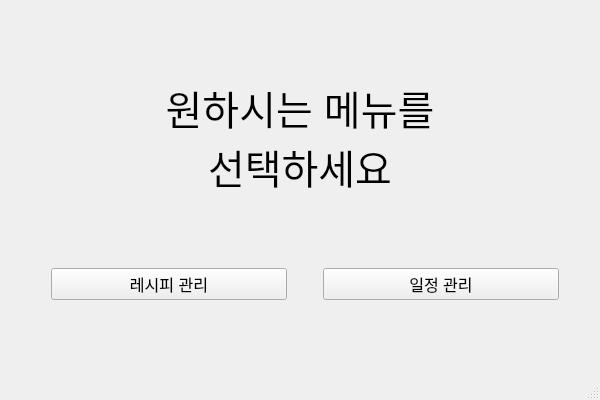
Doho-K/OOP23_1, file OOP_Project_Qt/MainWindow.ui: the form before one commit.
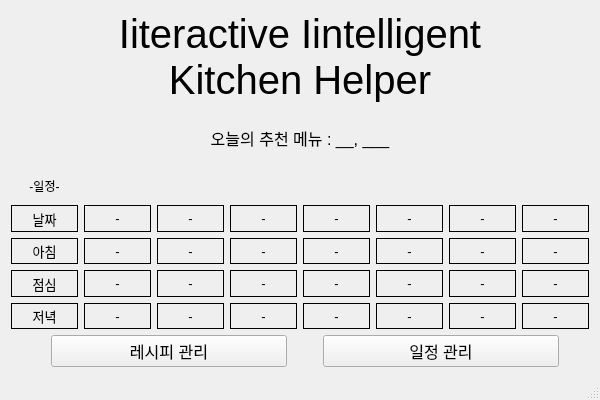
The form after the commit.

```diff
--- a/OOP_Project_Qt/MainWindow.ui
+++ b/OOP_Project_Qt/MainWindow.ui
@@ -16,57 +16,640 @@
   <widget class="QWidget" name="centralWidget">
    <layout class="QVBoxLayout" name="verticalLayout">
     <item>
-     <spacer name="verticalSpacer_2">
-      <property name="orientation">
-       <enum>Qt::Vertical</enum>
-      </property>
-      <property name="sizeHint" stdset="0">
-       <size>
-        <width>20</width>
-        <height>40</height>
-       </size>
-      </property>
-     </spacer>
+     <layout class="QVBoxLayout" name="verticalLayout_2">
+      <item>
+       <widget class="QLabel" name="label">
+        <property name="enabled">
+         <bool>true</bool>
+        </property>
+        <property name="font">
+         <font>
+          <pointsize>30</pointsize>
+          <bold>false</bold>
+          <underline>false</underline>
+          <strikeout>false</strikeout>
+          <stylestrategy>PreferDefault</stylestrategy>
+          <hintingpreference>PreferDefaultHinting</hintingpreference>
+         </font>
+        </property>
+        <property name="cursor">
+         <cursorShape>ArrowCursor</cursorShape>
+        </property>
+        <property name="text">
+         <string>Iiteractive Iintelligent
+Kitchen Helper</string>
+        </property>
+        <property name="alignment">
+         <set>Qt::AlignCenter</set>
+        </property>
+       </widget>
+      </item>
+      <item>
+       <widget class="QLabel" name="recommendLable">
+        <property name="font">
+         <font>
+          <pointsize>12</pointsize>
+         </font>
+        </property>
+        <property name="text">
+         <string>오늘의 추천 메뉴 : __, ___</string>
+        </property>
+        <property name="alignment">
+         <set>Qt::AlignCenter</set>
+        </property>
+       </widget>
+      </item>
+     </layout>
     </item>
     <item>
-     <widget class="QLabel" name="label">
-      <property name="enabled">
-       <bool>true</bool>
-      </property>
-      <property name="font">
-       <font>
-        <pointsize>30</pointsize>
-        <bold>false</bold>
-        <underline>false</underline>
-        <strikeout>false</strikeout>
-        <stylestrategy>PreferDefault</stylestrategy>
-        <hintingpreference>PreferDefaultHinting</hintingpreference>
-       </font>
-      </property>
-      <property name="cursor">
-       <cursorShape>ArrowCursor</cursorShape>
-      </property>
-      <property name="text">
-       <string>원하시는 메뉴를
-선택하세요</string>
-      </property>
-      <property name="alignment">
-       <set>Qt::AlignCenter</set>
-      </property>
-     </widget>
-    </item>
-    <item>
-     <spacer name="verticalSpacer">
-      <property name="orientation">
-       <enum>Qt::Vertical</enum>
-      </property>
-      <property name="sizeHint" stdset="0">
-       <size>
-        <width>20</width>
-        <height>40</height>
-       </size>
-      </property>
-     </spacer>
+     <layout class="QGridLayout" name="gridLayout">
+      <item row="4" column="3">
+       <widget class="QLabel" name="date1Dinner">
+        <property name="font">
+         <font>
+          <pointsize>10</pointsize>
+         </font>
+        </property>
+        <property name="frameShape">
+         <enum>QFrame::Box</enum>
+        </property>
+        <property name="text">
+         <string>-</string>
+        </property>
+        <property name="alignment">
+         <set>Qt::AlignCenter</set>
+        </property>
+       </widget>
+      </item>
+      <item row="3" column="6">
+       <widget class="QLabel" name="date4Lunch">
+        <property name="font">
+         <font>
+          <pointsize>10</pointsize>
+         </font>
+        </property>
+        <property name="frameShape">
+         <enum>QFrame::Box</enum>
+        </property>
+        <property name="text">
+         <string>-</string>
+        </property>
+        <property name="alignment">
+         <set>Qt::AlignCenter</set>
+        </property>
+       </widget>
+      </item>
+      <item row="1" column="4">
+       <widget class="QLabel" name="date2">
+        <property name="font">
+         <font>
+          <pointsize>10</pointsize>
+         </font>
+        </property>
+        <property name="frameShape">
+         <enum>QFrame::Box</enum>
+        </property>
+        <property name="text">
+         <string>-</string>
+        </property>
+        <property name="alignment">
+         <set>Qt::AlignCenter</set>
+        </property>
+       </widget>
+      </item>
+      <item row="3" column="4">
+       <widget class="QLabel" name="date2Lunch">
+        <property name="font">
+         <font>
+          <pointsize>10</pointsize>
+         </font>
+        </property>
+        <property name="frameShape">
+         <enum>QFrame::Box</enum>
+        </property>
+        <property name="text">
+         <string>-</string>
+        </property>
+        <property name="alignment">
+         <set>Qt::AlignCenter</set>
+        </property>
+       </widget>
+      </item>
+      <item row="1" column="2">
+       <widget class="QLabel" name="date">
+        <property name="font">
+         <font>
+          <pointsize>10</pointsize>
+         </font>
+        </property>
+        <property name="frameShape">
+         <enum>QFrame::Box</enum>
+        </property>
+        <property name="text">
+         <string>날짜</string>
+        </property>
+        <property name="alignment">
+         <set>Qt::AlignCenter</set>
+        </property>
+       </widget>
+      </item>
+      <item row="2" column="6">
+       <widget class="QLabel" name="date4Morning">
+        <property name="font">
+         <font>
+          <pointsize>10</pointsize>
+         </font>
+        </property>
+        <property name="frameShape">
+         <enum>QFrame::Box</enum>
+        </property>
+        <property name="text">
+         <string>-</string>
+        </property>
+        <property name="alignment">
+         <set>Qt::AlignCenter</set>
+        </property>
+       </widget>
+      </item>
+      <item row="1" column="5">
+       <widget class="QLabel" name="date3">
+        <property name="font">
+         <font>
+          <pointsize>10</pointsize>
+         </font>
+        </property>
+        <property name="frameShape">
+         <enum>QFrame::Box</enum>
+        </property>
+        <property name="text">
+         <string>-</string>
+        </property>
+        <property name="alignment">
+         <set>Qt::AlignCenter</set>
+        </property>
+       </widget>
+      </item>
+      <item row="1" column="7">
+       <widget class="QLabel" name="date5">
+        <property name="font">
+         <font>
+          <pointsize>10</pointsize>
+         </font>
+        </property>
+        <property name="frameShape">
+         <enum>QFrame::Box</enum>
+        </property>
+        <property name="text">
+         <string>-</string>
+        </property>
+        <property name="alignment">
+         <set>Qt::AlignCenter</set>
+        </property>
+       </widget>
+      </item>
+      <item row="3" column="8">
+       <widget class="QLabel" name="date6Lunch">
+        <property name="font">
+         <font>
+          <pointsize>10</pointsize>
+         </font>
+        </property>
+        <property name="frameShape">
+         <enum>QFrame::Box</enum>
+        </property>
+        <property name="text">
+         <string>-</string>
+        </property>
+        <property name="alignment">
+         <set>Qt::AlignCenter</set>
+        </property>
+       </widget>
+      </item>
+      <item row="4" column="4">
+       <widget class="QLabel" name="date2Dinner">
+        <property name="font">
+         <font>
+          <pointsize>10</pointsize>
+         </font>
+        </property>
+        <property name="frameShape">
+         <enum>QFrame::Box</enum>
+        </property>
+        <property name="text">
+         <string>-</string>
+        </property>
+        <property name="alignment">
+         <set>Qt::AlignCenter</set>
+        </property>
+       </widget>
+      </item>
+      <item row="3" column="3">
+       <widget class="QLabel" name="date1Lunch">
+        <property name="font">
+         <font>
+          <pointsize>10</pointsize>
+         </font>
+        </property>
+        <property name="frameShape">
+         <enum>QFrame::Box</enum>
+        </property>
+        <property name="text">
+         <string>-</string>
+        </property>
+        <property name="alignment">
+         <set>Qt::AlignCenter</set>
+        </property>
+       </widget>
+      </item>
+      <item row="3" column="2">
+       <widget class="QLabel" name="dinnerLabel">
+        <property name="font">
+         <font>
+          <pointsize>10</pointsize>
+         </font>
+        </property>
+        <property name="frameShape">
+         <enum>QFrame::Box</enum>
+        </property>
+        <property name="text">
+         <string>점심</string>
+        </property>
+        <property name="alignment">
+         <set>Qt::AlignCenter</set>
+        </property>
+       </widget>
+      </item>
+      <item row="2" column="8">
+       <widget class="QLabel" name="date6Morning">
+        <property name="font">
+         <font>
+          <pointsize>10</pointsize>
+         </font>
+        </property>
+        <property name="frameShape">
+         <enum>QFrame::Box</enum>
+        </property>
+        <property name="text">
+         <string>-</string>
+        </property>
+        <property name="alignment">
+         <set>Qt::AlignCenter</set>
+        </property>
+       </widget>
+      </item>
+      <item row="1" column="8">
+       <widget class="QLabel" name="date6">
+        <property name="font">
+         <font>
+          <pointsize>10</pointsize>
+         </font>
+        </property>
+        <property name="frameShape">
+         <enum>QFrame::Box</enum>
+        </property>
+        <property name="text">
+         <string>-</string>
+        </property>
+        <property name="alignment">
+         <set>Qt::AlignCenter</set>
+        </property>
+       </widget>
+      </item>
+      <item row="2" column="2">
+       <widget class="QLabel" name="morningLable">
+        <property name="font">
+         <font>
+          <pointsize>10</pointsize>
+         </font>
+        </property>
+        <property name="frameShape">
+         <enum>QFrame::Box</enum>
+        </property>
+        <property name="text">
+         <string>아침</string>
+        </property>
+        <property name="alignment">
+         <set>Qt::AlignCenter</set>
+        </property>
+       </widget>
+      </item>
+      <item row="2" column="7">
+       <widget class="QLabel" name="date5Morning">
+        <property name="font">
+         <font>
+          <pointsize>10</pointsize>
+         </font>
+        </property>
+        <property name="frameShape">
+         <enum>QFrame::Box</enum>
+        </property>
+        <property name="text">
+         <string>-</string>
+        </property>
+        <property name="alignment">
+         <set>Qt::AlignCenter</set>
+        </property>
+       </widget>
+      </item>
+      <item row="1" column="3">
+       <widget class="QLabel" name="date1">
+        <property name="font">
+         <font>
+          <pointsize>10</pointsize>
+         </font>
+        </property>
+        <property name="frameShape">
+         <enum>QFrame::Box</enum>
+        </property>
+        <property name="text">
+         <string>-</string>
+        </property>
+        <property name="alignment">
+         <set>Qt::AlignCenter</set>
+        </property>
+       </widget>
+      </item>
+      <item row="4" column="8">
+       <widget class="QLabel" name="date6Dinner">
+        <property name="font">
+         <font>
+          <pointsize>10</pointsize>
+         </font>
+        </property>
+        <property name="frameShape">
+         <enum>QFrame::Box</enum>
+        </property>
+        <property name="text">
+         <string>-</string>
+        </property>
+        <property name="alignment">
+         <set>Qt::AlignCenter</set>
+        </property>
+       </widget>
+      </item>
+      <item row="2" column="3">
+       <widget class="QLabel" name="date1Morning">
+        <property name="font">
+         <font>
+          <pointsize>10</pointsize>
+         </font>
+        </property>
+        <property name="frameShape">
+         <enum>QFrame::Box</enum>
+        </property>
+        <property name="text">
+         <string>-</string>
+        </property>
+        <property name="alignment">
+         <set>Qt::AlignCenter</set>
+        </property>
+       </widget>
+      </item>
+      <item row="4" column="9">
+       <widget class="QLabel" name="date7Dinner">
+        <property name="font">
+         <font>
+          <pointsize>10</pointsize>
+         </font>
+        </property>
+        <property name="frameShape">
+         <enum>QFrame::Box</enum>
+        </property>
+        <property name="text">
+         <string>-</string>
+        </property>
+        <property name="alignment">
+         <set>Qt::AlignCenter</set>
+        </property>
+       </widget>
+      </item>
+      <item row="2" column="5">
+       <widget class="QLabel" name="date3Morning">
+        <property name="font">
+         <font>
+          <pointsize>10</pointsize>
+         </font>
+        </property>
+        <property name="frameShape">
+         <enum>QFrame::Box</enum>
+        </property>
+        <property name="text">
+         <string>-</string>
+        </property>
+        <property name="alignment">
+         <set>Qt::AlignCenter</set>
+        </property>
+       </widget>
+      </item>
+      <item row="3" column="7">
+       <widget class="QLabel" name="date5Lunch">
+        <property name="font">
+         <font>
+          <pointsize>10</pointsize>
+         </font>
+        </property>
+        <property name="frameShape">
+         <enum>QFrame::Box</enum>
+        </property>
+        <property name="text">
+         <string>-</string>
+        </property>
+        <property name="alignment">
+         <set>Qt::AlignCenter</set>
+        </property>
+       </widget>
+      </item>
+      <item row="3" column="9">
+       <widget class="QLabel" name="date7Lunch">
+        <property name="font">
+         <font>
+          <pointsize>10</pointsize>
+         </font>
+        </property>
+        <property name="frameShape">
+         <enum>QFrame::Box</enum>
+        </property>
+        <property name="text">
+         <string>-</string>
+        </property>
+        <property name="alignment">
+         <set>Qt::AlignCenter</set>
+        </property>
+       </widget>
+      </item>
+      <item row="4" column="5">
+       <widget class="QLabel" name="date3Dinner">
+        <property name="font">
+         <font>
+          <pointsize>10</pointsize>
+         </font>
+        </property>
+        <property name="frameShape">
+         <enum>QFrame::Box</enum>
+        </property>
+        <property name="text">
+         <string>-</string>
+        </property>
+        <property name="alignment">
+         <set>Qt::AlignCenter</set>
+        </property>
+       </widget>
+      </item>
+      <item row="1" column="9">
+       <widget class="QLabel" name="date7">
+        <property name="font">
+         <font>
+          <pointsize>10</pointsize>
+         </font>
+        </property>
+        <property name="frameShape">
+         <enum>QFrame::Box</enum>
+        </property>
+        <property name="text">
+         <string>-</string>
+        </property>
+        <property name="alignment">
+         <set>Qt::AlignCenter</set>
+        </property>
+       </widget>
+      </item>
+      <item row="4" column="6">
+       <widget class="QLabel" name="date4Dinner">
+        <property name="font">
+         <font>
+          <pointsize>10</pointsize>
+         </font>
+        </property>
+        <property name="frameShape">
+         <enum>QFrame::Box</enum>
+        </property>
+        <property name="text">
+         <string>-</string>
+        </property>
+        <property name="alignment">
+         <set>Qt::AlignCenter</set>
+        </property>
+       </widget>
+      </item>
+      <item row="1" column="6">
+       <widget class="QLabel" name="date4">
+        <property name="font">
+         <font>
+          <pointsize>10</pointsize>
+         </font>
+        </property>
+        <property name="frameShape">
+         <enum>QFrame::Box</enum>
+        </property>
+        <property name="text">
+         <string>-</string>
+        </property>
+        <property name="alignment">
+         <set>Qt::AlignCenter</set>
+        </property>
+       </widget>
+      </item>
+      <item row="4" column="2">
+       <widget class="QLabel" name="lunchLabel">
+        <property name="font">
+         <font>
+          <pointsize>10</pointsize>
+         </font>
+        </property>
+        <property name="frameShape">
+         <enum>QFrame::Box</enum>
+        </property>
+        <property name="text">
+         <string>저녁</string>
+        </property>
+        <property name="alignment">
+         <set>Qt::AlignCenter</set>
+        </property>
+       </widget>
+      </item>
+      <item row="4" column="7">
+       <widget class="QLabel" name="date5Dinner">
+        <property name="font">
+         <font>
+          <pointsize>10</pointsize>
+         </font>
+        </property>
+        <property name="frameShape">
+         <enum>QFrame::Box</enum>
+        </property>
+        <property name="text">
+         <string>-</string>
+        </property>
+        <property name="alignment">
+         <set>Qt::AlignCenter</set>
+        </property>
+       </widget>
+      </item>
+      <item row="2" column="4">
+       <widget class="QLabel" name="date2Morning">
+        <property name="font">
+         <font>
+          <pointsize>10</pointsize>
+         </font>
+        </property>
+        <property name="frameShape">
+         <enum>QFrame::Box</enum>
+        </property>
+        <property name="text">
+         <string>-</string>
+        </property>
+        <property name="alignment">
+         <set>Qt::AlignCenter</set>
+        </property>
+       </widget>
+      </item>
+      <item row="3" column="5">
+       <widget class="QLabel" name="date3Lunch">
+        <property name="font">
+         <font>
+          <pointsize>10</pointsize>
+         </font>
+        </property>
+        <property name="frameShape">
+         <enum>QFrame::Box</enum>
+        </property>
+        <property name="text">
+         <string>-</string>
+        </property>
+        <property name="alignment">
+         <set>Qt::AlignCenter</set>
+        </property>
+       </widget>
+      </item>
+      <item row="2" column="9">
+       <widget class="QLabel" name="date7Morning">
+        <property name="font">
+         <font>
+          <pointsize>10</pointsize>
+         </font>
+        </property>
+        <property name="frameShape">
+         <enum>QFrame::Box</enum>
+        </property>
+        <property name="text">
+         <string>-</string>
+        </property>
+        <property name="alignment">
+         <set>Qt::AlignCenter</set>
+        </property>
+       </widget>
+      </item>
+      <item row="0" column="2">
+       <widget class="QLabel" name="dateListLabel">
+        <property name="text">
+         <string>-일정-</string>
+        </property>
+        <property name="alignment">
+         <set>Qt::AlignCenter</set>
+        </property>
+       </widget>
+      </item>
+     </layout>
     </item>
     <item>
      <layout class="QHBoxLayout" name="horizontalLayout">
@@ -144,19 +727,6 @@
       </item>
      </layout>
     </item>
-    <item>
-     <spacer name="verticalSpacer_3">
-      <property name="orientation">
-       <enum>Qt::Vertical</enum>
-      </property>
-      <property name="sizeHint" stdset="0">
-       <size>
-        <width>20</width>
-        <height>40</height>
-       </size>
-      </property>
-     </spacer>
-    </item>
    </layout>
   </widget>
   <widget class="QStatusBar" name="statusBar"/>
```
